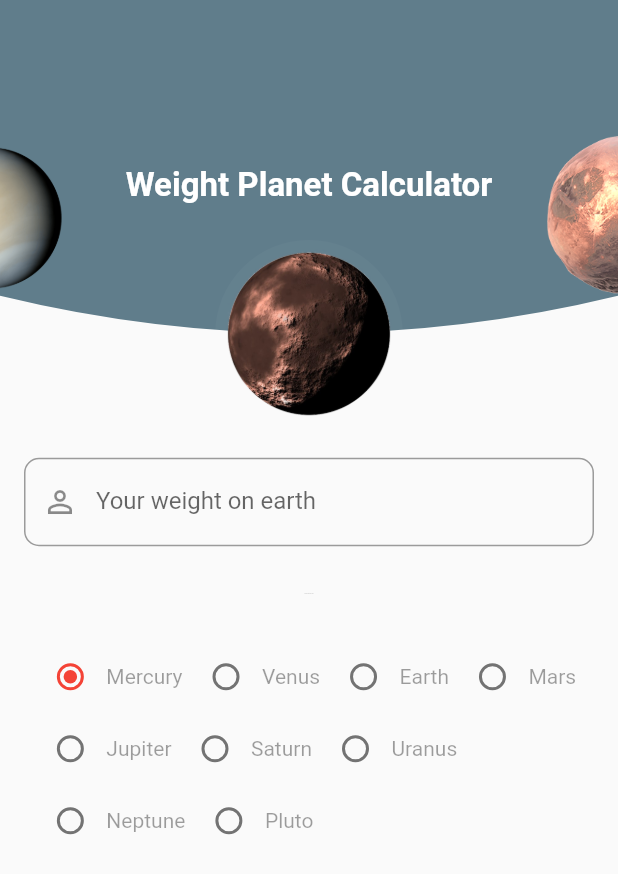
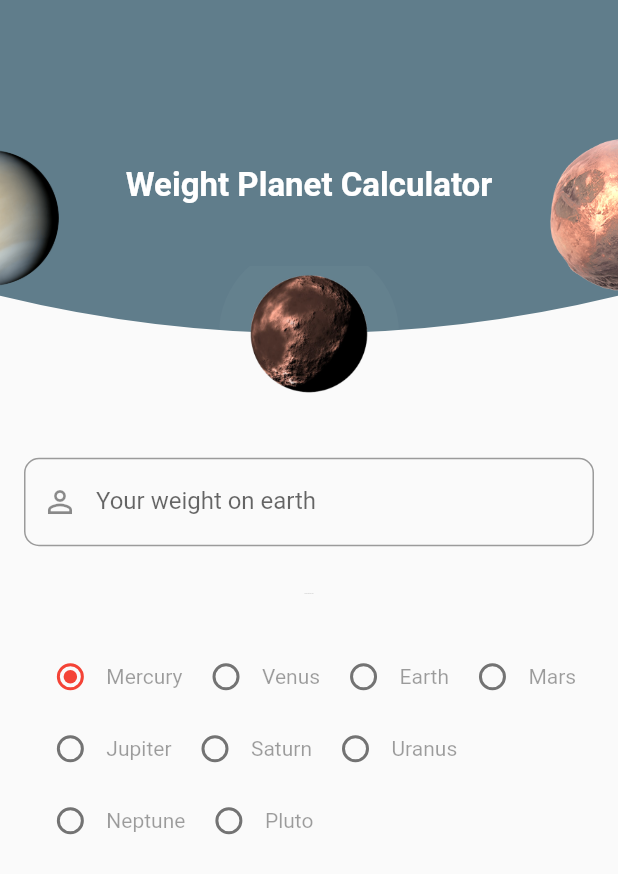
Before and after one commit to FabianVarela/weight_planet_calculator, a Flutter app: the screen it shows after launch, on a phone screen of 412 x 824 dp. Shown: the top 874 px of the screen. Run offline on Flutter 3.47's test engine with Material 2 defaults, Android fonts, the phone set to English and light mode, and no system bars.

Commit message:
Modify rotation animation file

```diff
--- a/lib/ui/rotation_list_animation.dart
+++ b/lib/ui/rotation_list_animation.dart
@@ -134,8 +134,8 @@ class RotationItem extends StatelessWidget {
   @override
   Widget build(BuildContext context) {
     return Container(
-      width: 130,
-      height: 130,
+      width: 120,
+      height: 120,
       child: Stack(
         overflow: Overflow.visible,
         children: <Widget>[
@@ -144,10 +144,7 @@ class RotationItem extends StatelessWidget {
               width: _diameter * _constDiameter,
               height: _diameter * _constDiameter,
               decoration: BoxDecoration(
-                image: DecorationImage(
-                  image: AssetImage(asset),
-                  fit: BoxFit.cover,
-                ),
+                image: DecorationImage(image: AssetImage(asset)),
                 shape: BoxShape.circle,
               ),
             ),
```
